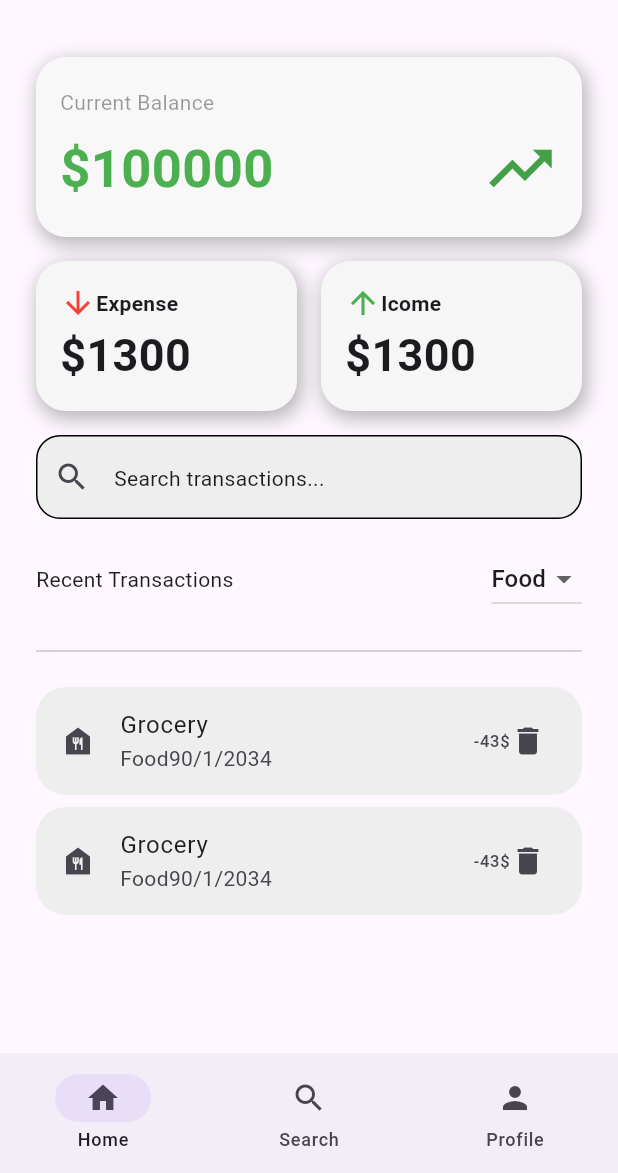
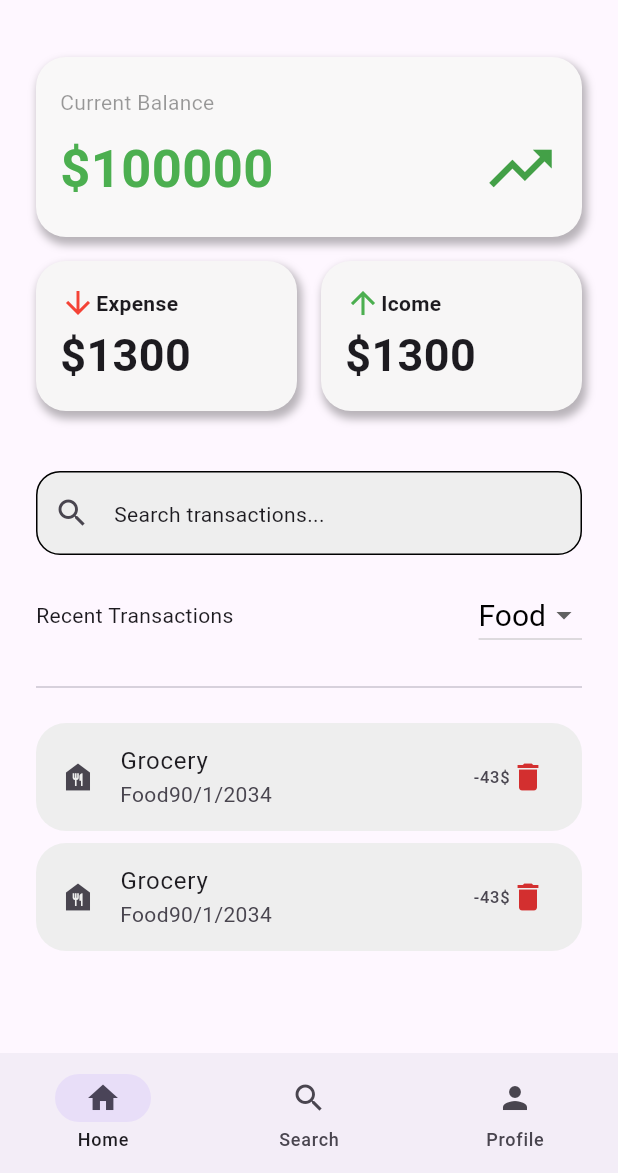
Before and after one commit to SuhaibWadah/budget-buddy, a Flutter app: the screen it shows after launch, on a phone screen of 412 x 824 dp, the part 63-1236 px from its top. Run offline on Flutter 3.47's test engine with Material 3 defaults, Android fonts, the phone set to English and light mode, and no system bars.

Commit message:
Fixed Some Issues

```diff
--- a/lib/screens/home_screen.dart
+++ b/lib/screens/home_screen.dart
@@ -32,12 +32,14 @@ class _HomePageState extends State<HomePage> {
                   Expanded(child: TotalBalanceCard(isExpense: false)),
                 ],
               ),
+              SizedBox(height: 8),
               SearchField(),
               Row(
                 mainAxisAlignment: MainAxisAlignment.spaceBetween,
                 children: [
                   Text('Recent Transactions'),
                   DropdownButton(
+                    style: TextStyle(fontSize: 20, color: Colors.black),
                     items: [DropdownMenuItem(child: Text('Food'))],
                     onChanged: (_) {},
                   ),
--- a/lib/widgets/current_balance_card.dart
+++ b/lib/widgets/current_balance_card.dart
@@ -19,7 +19,7 @@ class _CurrentBalanceCardState extends State<CurrentBalanceCard> {
         boxShadow: [
           BoxShadow(
             color: Colors.black.withAlpha(70),
-            blurRadius: 10,
+            blurRadius: 4,
             spreadRadius: 1,
             offset: Offset(2, 4),
           ),
--- a/lib/widgets/recent_transactions.dart
+++ b/lib/widgets/recent_transactions.dart
@@ -21,7 +21,10 @@ class _RecentTransactionsListState extends State<RecentTransactionsList> {
           subtitle: Row(children: [Text('Food'), Text('90/1/2034')]),
           trailing: Row(
             mainAxisSize: MainAxisSize.min,
-            children: [Text('-43\$'), Icon(Icons.delete)],
+            children: [
+              Text('-43\$'),
+              Icon(Icons.delete, color: Colors.red[700]),
+            ],
           ),
           tileColor: Colors.grey[200],
           shape: RoundedRectangleBorder(
--- a/lib/widgets/total_balance_card.dart
+++ b/lib/widgets/total_balance_card.dart
@@ -21,7 +21,7 @@ class _TotalBalanceCardState extends State<TotalBalanceCard> {
           boxShadow: [
             BoxShadow(
               color: Colors.black.withAlpha(70),
-              blurRadius: 10,
+              blurRadius: 4,
               spreadRadius: 1,
               offset: Offset(2, 4),
             ),
```
